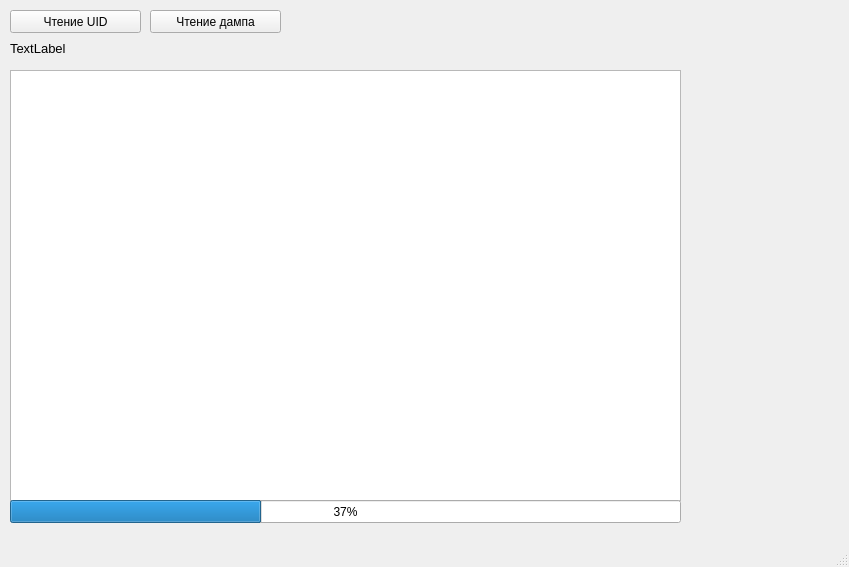
Qt form mainform.ui (student-proger/rfid) before a commit.
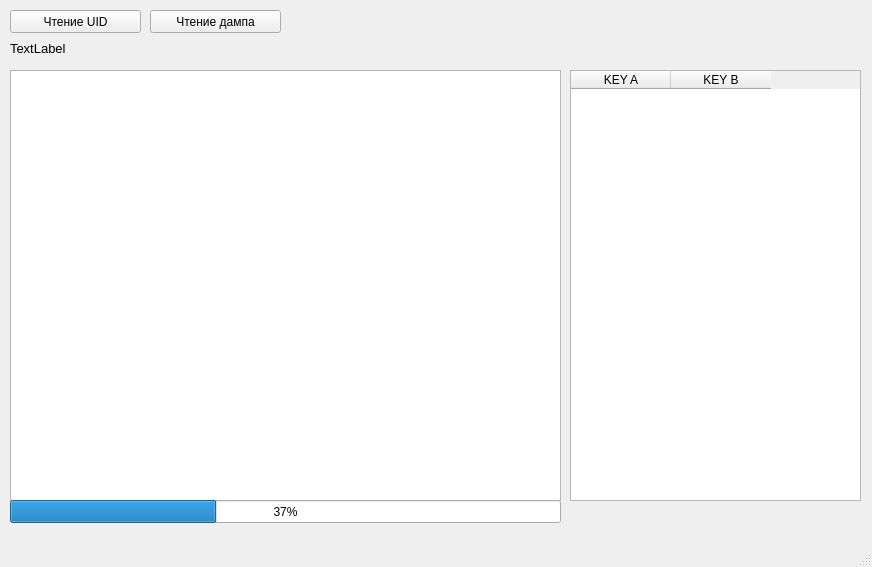
The same form after that commit.

Commit message: Отображение ключей на форме

The edit to the form file:
```diff
--- a/mainform.ui
+++ b/mainform.ui
@@ -6,7 +6,7 @@
    <rect>
     <x>0</x>
     <y>0</y>
-    <width>849</width>
+    <width>872</width>
     <height>567</height>
    </rect>
   </property>
@@ -50,7 +50,7 @@
      <rect>
       <x>10</x>
       <y>70</y>
-      <width>671</width>
+      <width>551</width>
       <height>431</height>
      </rect>
     </property>
@@ -73,7 +73,7 @@
      <rect>
       <x>10</x>
       <y>500</y>
-      <width>671</width>
+      <width>551</width>
       <height>23</height>
      </rect>
     </property>
@@ -84,6 +84,26 @@
      <number>24</number>
     </property>
    </widget>
+   <widget class="QTableWidget" name="keyTable">
+    <property name="geometry">
+     <rect>
+      <x>570</x>
+      <y>70</y>
+      <width>291</width>
+      <height>431</height>
+     </rect>
+    </property>
+    <column>
+     <property name="text">
+      <string>KEY A</string>
+     </property>
+    </column>
+    <column>
+     <property name="text">
+      <string>KEY B</string>
+     </property>
+    </column>
+   </widget>
   </widget>
   <widget class="QMenuBar" name="menubar">
    <property name="geometry">
```
Left out of the diff: 2 changed lines with no effect on the pictures. The commit also changes 3 other files.
